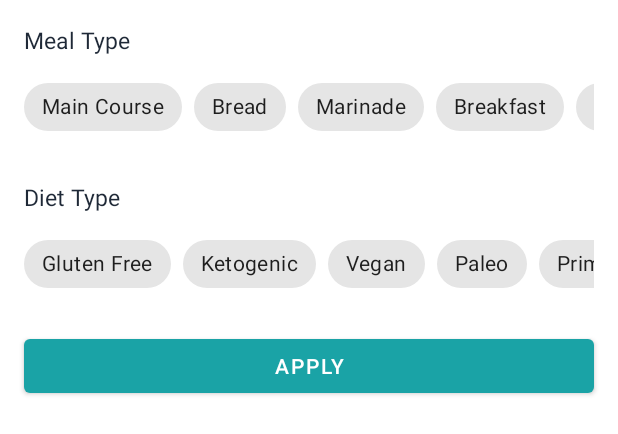
After one commit to bishal5917/Chefmate, an Android app: the layout fragment_filter_recipe_bottomsheet.xml on its own in the app's theme, with its tools: preview values and no code run, on a phone screen of 412 x 824 dp. The commit adds this screen. Shown: the top 434 px of the screen. Run offline under Robolectric (Android 15) with nearby library versions, the phone set to English and light mode, and no system bars.

Commit message:
filter recipe bottomsheet made

```diff
--- a/app/src/main/java/com/example/recipesapp/features/presentation/recipes/RecipesFragment.kt
+++ b/app/src/main/java/com/example/recipesapp/features/presentation/recipes/RecipesFragment.kt
@@ -8,6 +8,7 @@ import android.view.ViewGroup
 import android.widget.ProgressBar
 import android.widget.Toast
 import androidx.fragment.app.viewModels
+import androidx.navigation.fragment.findNavController
 import androidx.recyclerview.widget.LinearLayoutManager
 import androidx.recyclerview.widget.RecyclerView
 import androidx.transition.Visibility
@@ -18,6 +19,7 @@ import com.example.recipesapp.features.presentation.recipes.viewmodel.RecipeStat
 import com.example.recipesapp.features.presentation.recipes.viewmodel.RecipeViewModel
 import com.example.recipesapp.utils.CustomToast
 import com.example.recipesapp.utils.models.QueryRequestModel
+import com.google.android.material.floatingactionbutton.FloatingActionButton
 import dagger.hilt.android.AndroidEntryPoint
 
 @AndroidEntryPoint
@@ -34,6 +36,13 @@ class RecipesFragment : Fragment() {
 
         setupRecyclerView()
         requestApi()
+
+        //set on click listener to open filter bottomsheet
+        val filterBtn = rview.findViewById<FloatingActionButton>(R.id.fabFilter)
+        filterBtn.setOnClickListener {
+            findNavController().navigate(R.id.action_recipesFragment_to_filterRecipeBottomsheet2)
+        }
+
         return rview
     }
 
--- /dev/null
+++ b/app/src/main/java/com/example/recipesapp/features/presentation/recipes/bottomsheet/FilterRecipeBottomsheet.kt
@@ -0,0 +1,20 @@
+package com.example.recipesapp.features.presentation.recipes.bottomsheet
+
+import android.os.Bundle
+import androidx.fragment.app.Fragment
+import android.view.LayoutInflater
+import android.view.View
+import android.view.ViewGroup
+import com.example.recipesapp.R
+import com.google.android.material.bottomsheet.BottomSheetDialog
+import com.google.android.material.bottomsheet.BottomSheetDialogFragment
+
+class FilterRecipeBottomsheet : BottomSheetDialogFragment() {
+    override fun onCreateView(
+        inflater: LayoutInflater, container: ViewGroup?,
+        savedInstanceState: Bundle?
+    ): View? {
+        // Inflate the layout for this fragment
+        return inflater.inflate(R.layout.fragment_filter_recipe_bottomsheet, container, false)
+    }
+}
--- /dev/null
+++ b/app/src/main/res/layout/fragment_filter_recipe_bottomsheet.xml
@@ -0,0 +1,180 @@
+<?xml version="1.0" encoding="utf-8"?>
+<androidx.constraintlayout.widget.ConstraintLayout xmlns:android="http://schemas.android.com/apk/res/android"
+    xmlns:app="http://schemas.android.com/apk/res-auto"
+    xmlns:tools="http://schemas.android.com/tools"
+    android:layout_width="match_parent"
+    android:layout_height="match_parent"
+    android:background="@color/white"
+    tools:context=".features.presentation.recipes.bottomsheet.FilterRecipeBottomsheet">
+
+
+    <TextView
+        android:id="@+id/tvMealType"
+        android:layout_width="wrap_content"
+        android:layout_height="wrap_content"
+        android:layout_marginStart="16dp"
+        android:layout_marginTop="16dp"
+        android:text="@string/meal_type"
+        android:textColor="@color/neutral_800"
+        android:textSize="15sp"
+        app:layout_constraintStart_toStartOf="parent"
+        app:layout_constraintTop_toTopOf="parent" />
+
+    <HorizontalScrollView
+        android:id="@+id/hsvMealType"
+        android:layout_width="match_parent"
+        android:layout_height="wrap_content"
+        android:layout_marginStart="16dp"
+        android:layout_marginTop="10dp"
+        android:layout_marginEnd="16dp"
+        android:scrollbars="none"
+        app:layout_constraintEnd_toEndOf="parent"
+        app:layout_constraintStart_toStartOf="parent"
+        app:layout_constraintTop_toBottomOf="@+id/tvMealType">
+
+        <LinearLayout
+            android:layout_width="wrap_content"
+            android:layout_height="match_parent"
+            android:orientation="horizontal">
+
+            <com.google.android.material.chip.ChipGroup
+                android:id="@+id/cgMealType"
+                android:layout_width="match_parent"
+                android:layout_height="match_parent"
+                app:checkedChip="@+id/cMainCourse"
+                app:selectionRequired="true"
+                app:singleLine="true"
+                app:singleSelection="true">
+
+                <com.google.android.material.chip.Chip
+                    android:id="@+id/cMainCourse"
+                    android:layout_width="wrap_content"
+                    android:layout_height="wrap_content"
+                    android:text="@string/main_course" />
+
+                <com.google.android.material.chip.Chip
+                    android:id="@+id/cBread"
+                    android:layout_width="wrap_content"
+                    android:layout_height="wrap_content"
+                    android:text="@string/bread" />
+
+                <com.google.android.material.chip.Chip
+                    android:id="@+id/cMarinade"
+                    android:layout_width="wrap_content"
+                    android:layout_height="wrap_content"
+                    android:text="@string/marinade" />
+
+                <com.google.android.material.chip.Chip
+                    android:id="@+id/cBreakfast"
+                    android:layout_width="wrap_content"
+                    android:layout_height="wrap_content"
+                    android:text="@string/breakfast" />
+
+                <com.google.android.material.chip.Chip
+                    android:id="@+id/cFingerfood"
+                    android:layout_width="wrap_content"
+                    android:layout_height="wrap_content"
+                    android:text="@string/fingerfood" />
+
+                <com.google.android.material.chip.Chip
+                    android:id="@+id/cSoup"
+                    android:layout_width="wrap_content"
+                    android:layout_height="wrap_content"
+                    android:text="@string/soup" />
+
+            </com.google.android.material.chip.ChipGroup>
+        </LinearLayout>
+    </HorizontalScrollView>
+
+    <TextView
+        android:id="@+id/tvDietType"
+        android:layout_width="wrap_content"
+        android:layout_height="wrap_content"
+        android:layout_marginStart="16dp"
+        android:layout_marginTop="25dp"
+        android:text="@string/diet_type"
+        android:textColor="@color/neutral_800"
+        android:textSize="15sp"
+        app:layout_constraintStart_toStartOf="parent"
+        app:layout_constraintTop_toBottomOf="@+id/hsvMealType" />
+
+    <HorizontalScrollView
+        android:id="@+id/hsvDietType"
+        android:layout_width="match_parent"
+        android:layout_height="wrap_content"
+        android:layout_marginStart="16dp"
+        android:layout_marginTop="10dp"
+        android:layout_marginEnd="16dp"
+        android:scrollbars="none"
+        app:layout_constraintEnd_toEndOf="parent"
+        app:layout_constraintStart_toStartOf="parent"
+        app:layout_constraintTop_toBottomOf="@+id/tvDietType">
+
+        <LinearLayout
+            android:layout_width="wrap_content"
+            android:layout_height="match_parent"
+            android:orientation="horizontal">
+
+            <com.google.android.material.chip.ChipGroup
+                android:id="@+id/cgDietType"
+                android:layout_width="match_parent"
+                android:layout_height="match_parent"
+                app:checkedChip="@+id/cGlutenFree"
+                app:selectionRequired="true"
+                app:singleLine="true"
+                app:singleSelection="true">
+
+                <com.google.android.material.chip.Chip
+                    android:id="@+id/cGlutenFree"
+                    android:layout_width="wrap_content"
+                    android:layout_height="wrap_content"
+                    android:text="@string/gluten_free" />
+
+                <com.google.android.material.chip.Chip
+                    android:id="@+id/cKetogenic"
+                    android:layout_width="wrap_content"
+                    android:layout_height="wrap_content"
+                    android:text="@string/ketogenic" />
+
+                <com.google.android.material.chip.Chip
+                    android:id="@+id/cVegan"
+                    android:layout_width="wrap_content"
+                    android:layout_height="wrap_content"
+                    android:text="@string/vegan" />
+
+                <com.google.android.material.chip.Chip
+                    android:id="@+id/cPaleo"
+                    android:layout_width="wrap_content"
+                    android:layout_height="wrap_content"
+                    android:text="@string/paleo" />
+
+                <com.google.android.material.chip.Chip
+                    android:id="@+id/cPrimal"
+                    android:layout_width="wrap_content"
+                    android:layout_height="wrap_content"
+                    android:text="@string/primal" />
+
+                <com.google.android.material.chip.Chip
+                    android:id="@+id/cVegetarian"
+                    android:layout_width="wrap_content"
+                    android:layout_height="wrap_content"
+                    android:text="@string/vegetarian" />
+
+            </com.google.android.material.chip.ChipGroup>
+
+        </LinearLayout>
+    </HorizontalScrollView>
+
+    <Button
+        android:id="@+id/btnApply"
+        android:layout_width="0dp"
+        android:layout_height="wrap_content"
+        android:layout_marginStart="16dp"
+        android:layout_marginTop="20dp"
+        android:layout_marginEnd="16dp"
+        android:text="@string/apply"
+        app:layout_constraintEnd_toEndOf="parent"
+        app:layout_constraintHorizontal_bias="0.498"
+        app:layout_constraintStart_toStartOf="parent"
+        app:layout_constraintTop_toBottomOf="@+id/hsvDietType" />
+</androidx.constraintlayout.widget.ConstraintLayout>
--- a/app/src/main/res/layout/fragment_recipes.xml
+++ b/app/src/main/res/layout/fragment_recipes.xml
@@ -45,7 +45,7 @@
         app:layout_constraintVertical_bias="0.0" />
 
     <com.google.android.material.floatingactionbutton.FloatingActionButton
-        android:id="@+id/floatingActionButton"
+        android:id="@+id/fabFilter"
         android:layout_width="wrap_content"
         android:layout_height="wrap_content"
         android:layout_marginEnd="24dp"
--- a/app/src/main/res/navigation/my_nav.xml
+++ b/app/src/main/res/navigation/my_nav.xml
@@ -11,8 +11,8 @@
         android:label="fragment_recipes_"
         tools:layout="@layout/fragment_recipes" >
         <action
-            android:id="@+id/action_recipesFragment_to_loginFragment"
-            app:destination="@id/loginFragment" />
+            android:id="@+id/action_recipesFragment_to_filterRecipeBottomsheet2"
+            app:destination="@id/filterRecipeBottomsheet2" />
     </fragment>
     <fragment
         android:id="@+id/favouriteRecipesFragment"
@@ -29,4 +29,13 @@
         android:name="com.example.recipesapp.features.presentation.login.LoginFragment"
         android:label="fragment_login"
         tools:layout="@layout/fragment_login" />
+    <dialog
+        android:id="@+id/filterRecipeBottomsheet2"
+        android:name="com.example.recipesapp.features.presentation.recipes.bottomsheet.FilterRecipeBottomsheet"
+        android:label="fragment_filter_recipe_bottomsheet"
+        tools:layout="@layout/fragment_filter_recipe_bottomsheet" >
+        <action
+            android:id="@+id/action_filterRecipeBottomsheet2_to_recipesFragment"
+            app:destination="@id/recipesFragment" />
+    </dialog>
 </navigation>
--- a/app/src/main/res/values/strings.xml
+++ b/app/src/main/res/values/strings.xml
@@ -40,4 +40,18 @@
     <string name="password">Password</string>
     <string name="or">Or</string>
     <string name="vegan">Vegan</string>
+    <string name="meal_type">Meal Type</string>
+    <string name="main_course">Main Course</string>
+    <string name="bread">Bread</string>
+    <string name="marinade">Marinade</string>
+    <string name="breakfast">Breakfast</string>
+    <string name="fingerfood">Fingerfood</string>
+    <string name="soup">Soup</string>
+    <string name="diet_type">Diet Type</string>
+    <string name="gluten_free">Gluten Free</string>
+    <string name="ketogenic">Ketogenic</string>
+    <string name="paleo">Paleo</string>
+    <string name="primal">Primal</string>
+    <string name="vegetarian">Vegetarian</string>
+    <string name="apply">Apply</string>
 </resources>
```
